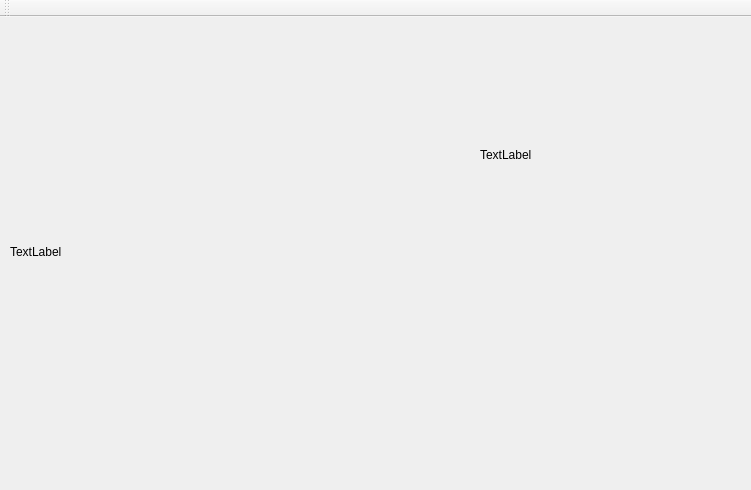
This is catkin_ws/src/demo/src/MainWindow.ui in hector-aviles/WebotsROSArticuloCocheAutonomoAppliedAI as Qt 5 draws it before an edit. The edited form follows.
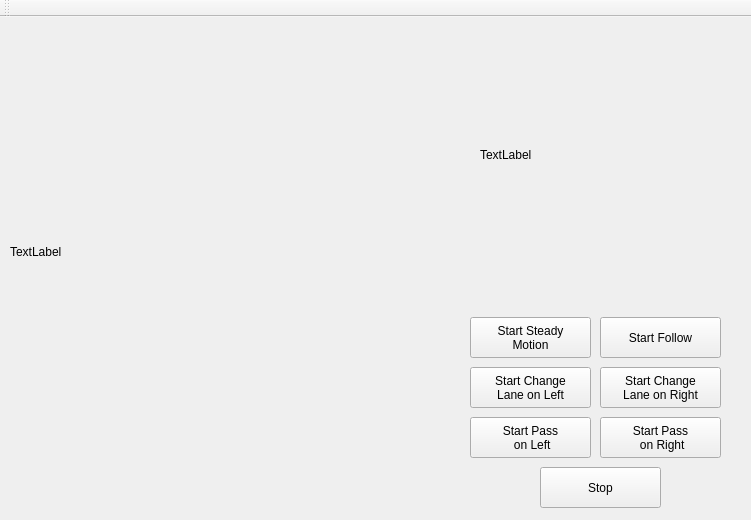
This is the edited form.

Commit message: Modify behaviors. Almost working follow, cruise, change lane and passing. Modify gui to add buttons for every behavior Change obs detector to increase distance detection Modify icra.launch to include new behaviors node

```diff
--- a/catkin_ws/src/demo/src/MainWindow.ui
+++ b/catkin_ws/src/demo/src/MainWindow.ui
@@ -7,7 +7,7 @@
     <x>0</x>
     <y>0</y>
     <width>751</width>
-    <height>490</height>
+    <height>520</height>
    </rect>
   </property>
   <property name="windowTitle">
@@ -61,6 +61,102 @@
      <string>TextLabel</string>
     </property>
    </widget>
+   <widget class="QPushButton" name="btnStartCruise">
+    <property name="geometry">
+     <rect>
+      <x>470</x>
+      <y>300</y>
+      <width>121</width>
+      <height>41</height>
+     </rect>
+    </property>
+    <property name="text">
+     <string>Start Steady
+Motion</string>
+    </property>
+   </widget>
+   <widget class="QPushButton" name="btnStartFollow">
+    <property name="geometry">
+     <rect>
+      <x>600</x>
+      <y>300</y>
+      <width>121</width>
+      <height>41</height>
+     </rect>
+    </property>
+    <property name="text">
+     <string>Start Follow</string>
+    </property>
+   </widget>
+   <widget class="QPushButton" name="btnStartChangeLeft">
+    <property name="geometry">
+     <rect>
+      <x>470</x>
+      <y>350</y>
+      <width>121</width>
+      <height>41</height>
+     </rect>
+    </property>
+    <property name="text">
+     <string>Start Change
+Lane on Left</string>
+    </property>
+   </widget>
+   <widget class="QPushButton" name="btnStartChangeRight">
+    <property name="geometry">
+     <rect>
+      <x>600</x>
+      <y>350</y>
+      <width>121</width>
+      <height>41</height>
+     </rect>
+    </property>
+    <property name="text">
+     <string>Start Change
+Lane on Right</string>
+    </property>
+   </widget>
+   <widget class="QPushButton" name="btnStartPassLeft">
+    <property name="geometry">
+     <rect>
+      <x>470</x>
+      <y>400</y>
+      <width>121</width>
+      <height>41</height>
+     </rect>
+    </property>
+    <property name="text">
+     <string>Start Pass
+ on Left</string>
+    </property>
+   </widget>
+   <widget class="QPushButton" name="btnStartPassRight">
+    <property name="geometry">
+     <rect>
+      <x>600</x>
+      <y>400</y>
+      <width>121</width>
+      <height>41</height>
+     </rect>
+    </property>
+    <property name="text">
+     <string>Start Pass
+ on Right</string>
+    </property>
+   </widget>
+   <widget class="QPushButton" name="btnStop">
+    <property name="geometry">
+     <rect>
+      <x>540</x>
+      <y>450</y>
+      <width>121</width>
+      <height>41</height>
+     </rect>
+    </property>
+    <property name="text">
+     <string>Stop</string>
+    </property>
+   </widget>
   </widget>
   <widget class="QToolBar" name="mainToolBar">
    <attribute name="toolBarArea">
```
The commit also changes 7 other files.
